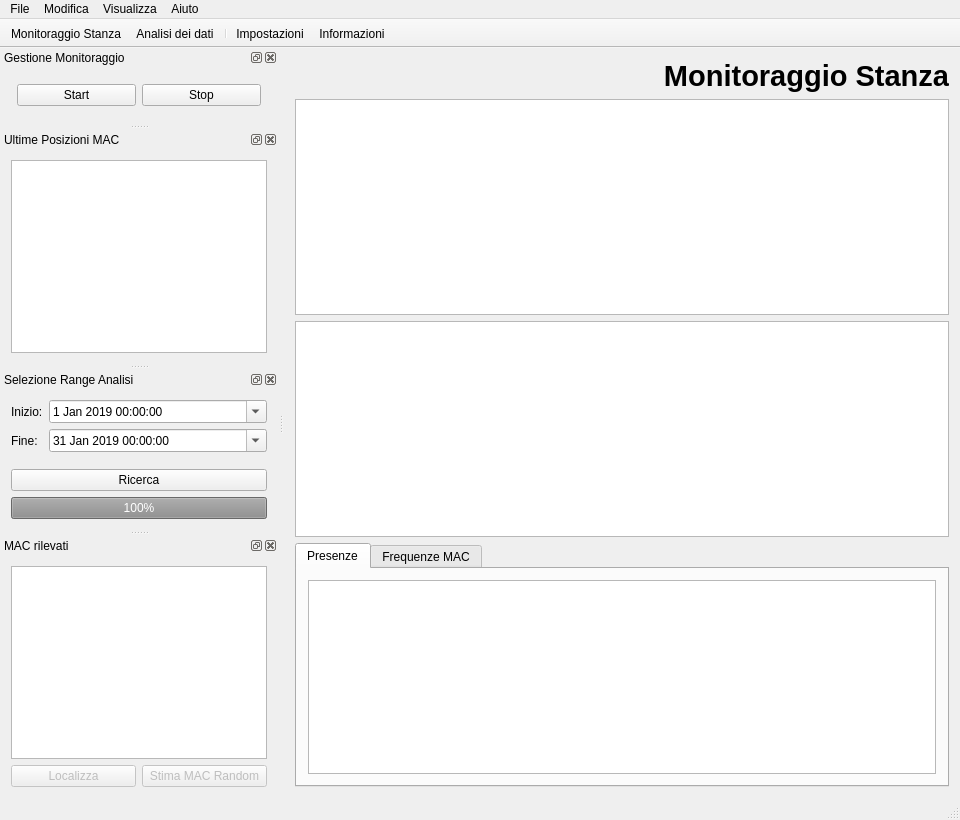
This is RoomMonitor/windows/main.ui in PieroMacaluso/RoomMonitor as Qt 5 draws it before an edit. The edited form follows.
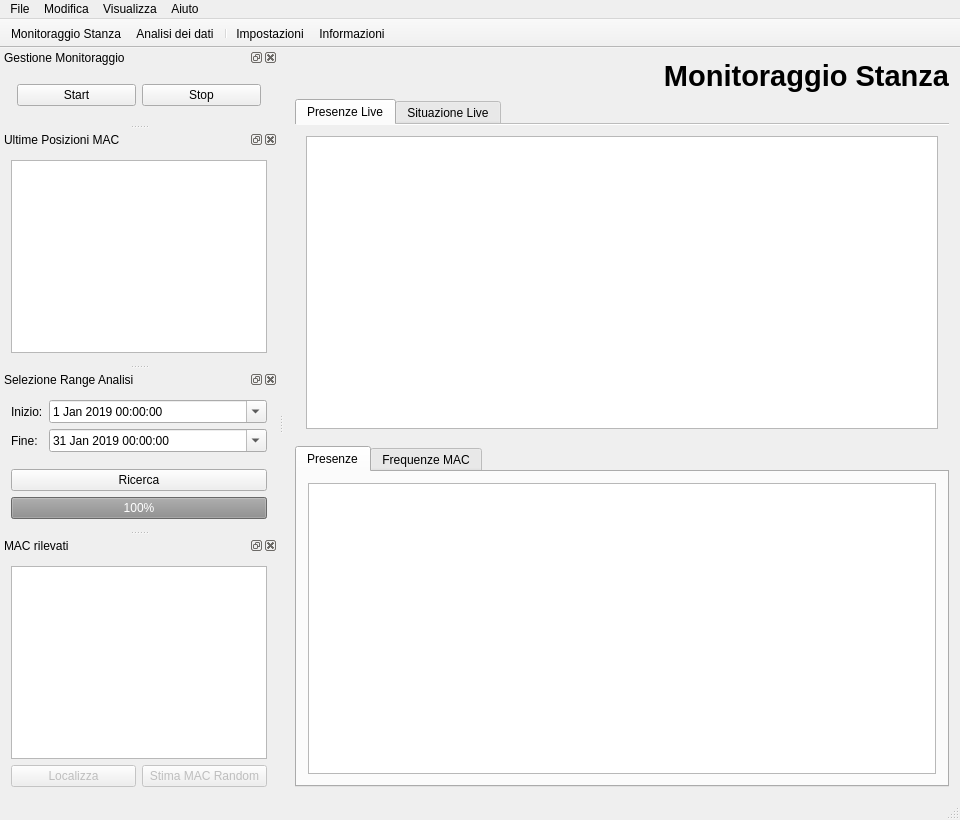
This is the edited form. Icons and pictures are not drawn. Custom widgets are drawn as their Qt base class.

Commit message: [APP] Live Data enhaced - Inserito TabWidget anche in Monitoraggio. - Creato binding per query ad ogni aggregazione per ottenere le posizioni degli ultimi MAC e delle ultime posizioni LIVE. Non ho però potuto testare causa malfunzionamento IP sulla scheda.

```diff
--- a/RoomMonitor/windows/main.ui
+++ b/RoomMonitor/windows/main.ui
@@ -39,10 +39,43 @@
      </widget>
     </item>
     <item>
-     <widget class="MonitoringPlotView" name="monitoringPlot"/>
-    </item>
-    <item>
-     <widget class="LivePlotView" name="livePlot"/>
+     <widget class="QTabWidget" name="monitoringWidget">
+      <property name="acceptDrops">
+       <bool>true</bool>
+      </property>
+      <property name="currentIndex">
+       <number>0</number>
+      </property>
+      <property name="documentMode">
+       <bool>true</bool>
+      </property>
+      <property name="movable">
+       <bool>true</bool>
+      </property>
+      <property name="tabBarAutoHide">
+       <bool>true</bool>
+      </property>
+      <widget class="QWidget" name="tab_3">
+       <attribute name="title">
+        <string>Presenze Live</string>
+       </attribute>
+       <layout class="QVBoxLayout" name="verticalLayout_6">
+        <item>
+         <widget class="MonitoringPlotView" name="monitoringPlot"/>
+        </item>
+       </layout>
+      </widget>
+      <widget class="QWidget" name="tab_4">
+       <attribute name="title">
+        <string>Situazione Live</string>
+       </attribute>
+       <layout class="QVBoxLayout" name="verticalLayout_7">
+        <item>
+         <widget class="LivePlotView" name="livePlot"/>
+        </item>
+       </layout>
+      </widget>
+     </widget>
     </item>
     <item>
      <widget class="QTabWidget" name="analysisWidget">
```
Left out of the diff: 3 changed lines with no effect on the pictures. The commit also changes 5 other files.
